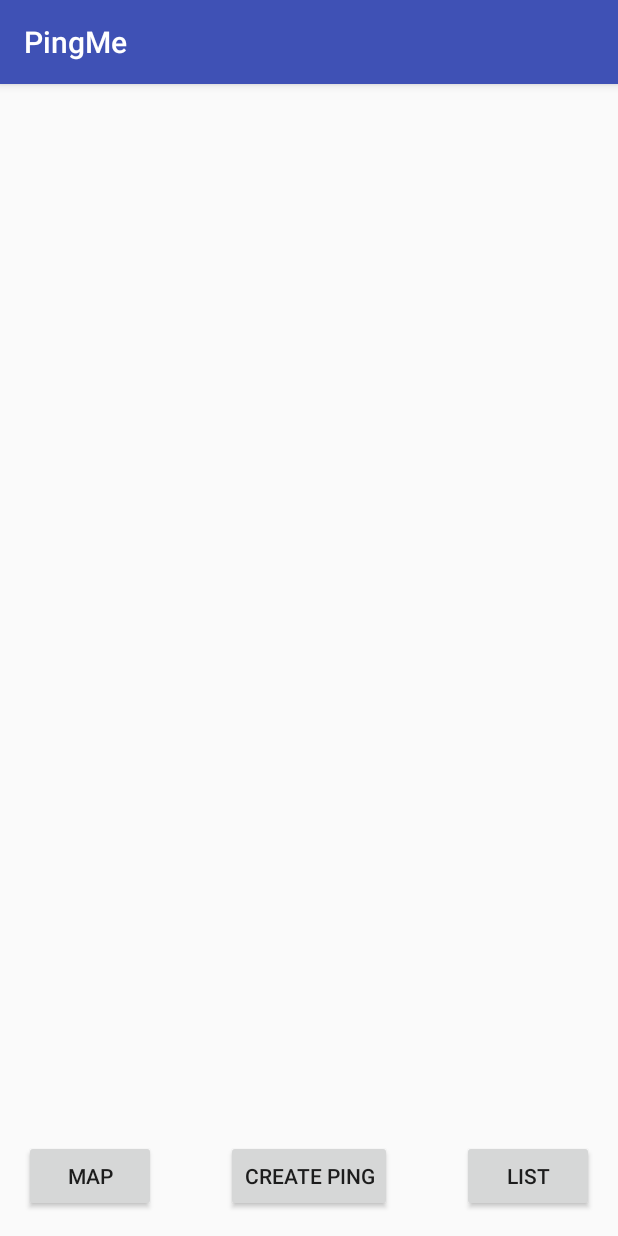
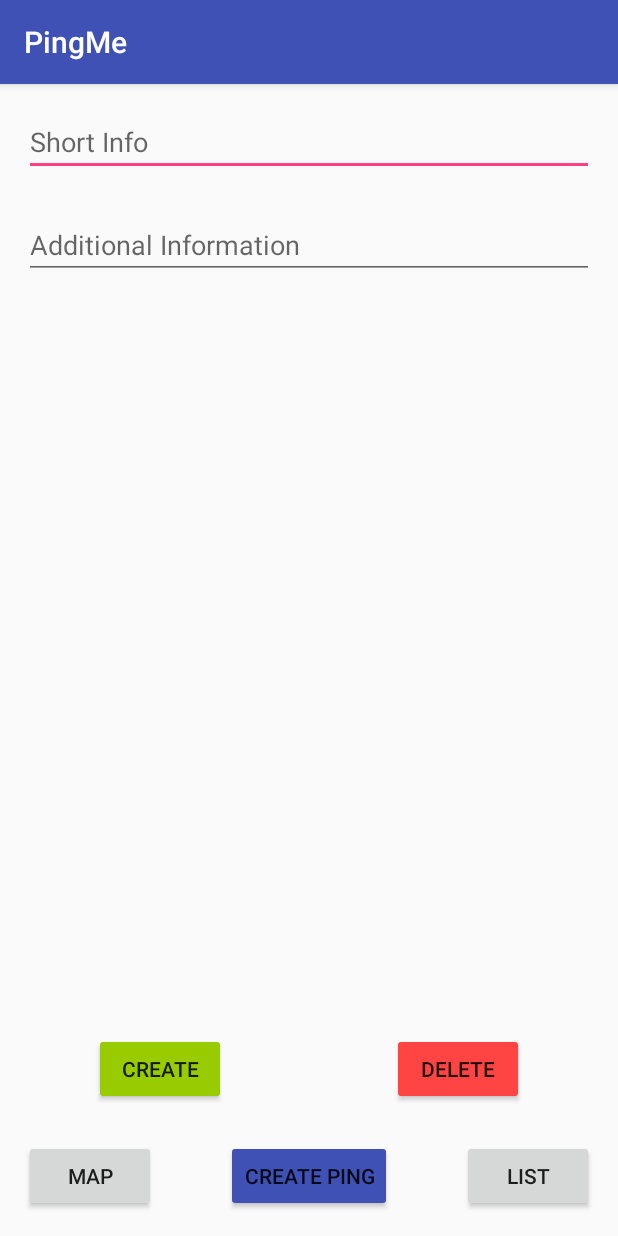
Before and after one commit to sakorkko/ping, an Android app: the ListView screen opened directly, with no data from a screen before it, after a tap on "CREATE PING", on a phone screen of 412 x 824 dp. Run offline under Robolectric (Android 15) with nearby library versions, the light colour scheme and no system bars.

Commit message:
create ping and color buttons on pages

```diff
--- a/PingMe/app/src/main/AndroidManifest.xml
+++ b/PingMe/app/src/main/AndroidManifest.xml
@@ -22,7 +22,7 @@
                 <category android:name="android.intent.category.LAUNCHER" />
             </intent-filter>
         </activity>
-        <activity android:name=".ListView"></activity>
+        <activity android:name=".ListView" />
 
         <!--
              The API key for Google Maps-based APIs is defined as a string resource.
@@ -38,9 +38,8 @@
 
         <activity
             android:name=".MapsActivity"
-            android:label="@string/title_activity_maps">
-        </activity>
-
+            android:label="@string/title_activity_maps"></activity>
+        <activity android:name=".CreatePing"></activity>
     </application>
 
 </manifest>
--- /dev/null
+++ b/PingMe/app/src/main/java/com/example/pingme/CreatePing.java
@@ -0,0 +1,19 @@
+package com.example.pingme;
+
+import android.content.Intent;
+import android.support.v7.app.AppCompatActivity;
+import android.os.Bundle;
+import android.view.View;
+
+public class CreatePing extends AppCompatActivity {
+
+    @Override
+    protected void onCreate(Bundle savedInstanceState) {
+        super.onCreate(savedInstanceState);
+        setContentView(R.layout.activity_create_ping);
+    }
+
+    public void openStart(View v){ startActivity(new Intent(CreatePing.this, StartPage.class)); }
+    public void openList(View v){startActivity(new Intent(CreatePing.this, ListView.class));
+    }
+}
--- a/PingMe/app/src/main/java/com/example/pingme/ListView.java
+++ b/PingMe/app/src/main/java/com/example/pingme/ListView.java
@@ -13,6 +13,6 @@ public class ListView extends AppCompatActivity {
         setContentView(R.layout.activity_list_view);
     }
 
-    public void openMap(View v) { startActivity(new Intent(ListView.this, MapsActivity.class)); }
+    public void openCreate(View v) { startActivity(new Intent(ListView.this, CreatePing.class)); }
     public void openStart(View v) { startActivity(new Intent(ListView.this, StartPage.class)); }
 }
--- a/PingMe/app/src/main/java/com/example/pingme/StartPage.java
+++ b/PingMe/app/src/main/java/com/example/pingme/StartPage.java
@@ -16,6 +16,6 @@ public class StartPage extends AppCompatActivity {
     public void openList(View v){
         startActivity(new Intent(StartPage.this, ListView.class));
     }
-    public void openMap(View v) { startActivity(new Intent(StartPage.this, MapsActivity.class)); }
+    public void openCreate(View v) { startActivity(new Intent(StartPage.this, CreatePing.class)); }
 
 }
--- /dev/null
+++ b/PingMe/app/src/main/res/layout/activity_create_ping.xml
@@ -0,0 +1,81 @@
+<?xml version="1.0" encoding="utf-8"?>
+<RelativeLayout
+    xmlns:android="http://schemas.android.com/apk/res/android"
+    xmlns:tools="http://schemas.android.com/tools"
+    android:id="@+id/activity_create_ping"
+    android:layout_width="match_parent"
+    android:layout_height="match_parent"
+    android:paddingBottom="@dimen/activity_vertical_margin"
+    android:paddingLeft="@dimen/activity_horizontal_margin"
+    android:paddingRight="@dimen/activity_horizontal_margin"
+    android:paddingTop="@dimen/activity_vertical_margin"
+    tools:context="com.example.pingme.CreatePing">
+
+    <Button
+        android:text="List"
+        android:layout_width="wrap_content"
+        android:layout_height="wrap_content"
+        android:layout_alignParentBottom="true"
+        android:layout_alignParentEnd="true"
+        android:id="@+id/button3"
+        android:onClick="openList"/>
+
+    <Button
+        android:text="Create Ping"
+        android:layout_width="wrap_content"
+        android:layout_height="wrap_content"
+        android:id="@+id/button2"
+        android:layout_alignParentBottom="true"
+        android:layout_centerHorizontal="true"
+        android:backgroundTint="@color/colorPrimary" />
+
+    <Button
+        android:text="Map"
+        android:layout_width="wrap_content"
+        android:layout_height="wrap_content"
+        android:id="@+id/button7"
+        android:layout_alignParentBottom="true"
+        android:layout_alignParentStart="true"
+        android:onClick="openStart"/>
+
+    <EditText
+        android:layout_width="match_parent"
+        android:layout_height="wrap_content"
+        android:inputType="textPersonName"
+        android:ems="10"
+        android:id="@+id/editText"
+        android:hint="Short Info"
+        android:layout_alignParentTop="true"
+        android:layout_alignParentStart="true" />
+
+    <EditText
+        android:layout_width="match_parent"
+        android:layout_height="wrap_content"
+        android:inputType="textPersonName"
+        android:ems="10"
+        android:layout_marginTop="23dp"
+        android:id="@+id/editText3"
+        android:hint="Additional Information"
+        android:layout_below="@+id/editText"
+        android:layout_alignParentStart="true" />
+
+    <Button
+        android:text="Delete"
+        android:layout_width="wrap_content"
+        android:layout_height="wrap_content"
+        android:layout_alignTop="@+id/button4"
+        android:layout_toEndOf="@+id/button2"
+        android:id="@+id/button5"
+        android:backgroundTint="@android:color/holo_red_light" />
+
+    <Button
+        android:text="Create"
+        android:layout_width="wrap_content"
+        android:layout_height="wrap_content"
+        android:layout_marginBottom="23dp"
+        android:id="@+id/button4"
+        android:backgroundTint="@android:color/holo_green_light"
+        android:layout_above="@+id/button2"
+        android:layout_toStartOf="@+id/button2" />
+
+</RelativeLayout>
--- a/PingMe/app/src/main/res/layout/activity_list_view.xml
+++ b/PingMe/app/src/main/res/layout/activity_list_view.xml
@@ -12,21 +12,13 @@
     tools:context="com.example.pingme.ListView">
 
     <Button
-        android:text="List"
-        android:layout_width="wrap_content"
-        android:layout_height="wrap_content"
-        android:layout_alignParentBottom="true"
-        android:layout_alignParentEnd="true"
-        android:id="@+id/button3" />
-
-    <Button
         android:text="Create Ping"
         android:layout_width="wrap_content"
         android:layout_height="wrap_content"
         android:id="@+id/button2"
         android:layout_alignParentBottom="true"
         android:layout_centerHorizontal="true"
-        android:onClick="openStart"/>
+        android:onClick="openCreate"/>
 
     <Button
         android:text="Map"
@@ -35,6 +27,15 @@
         android:id="@+id/button7"
         android:layout_alignParentBottom="true"
         android:layout_alignParentStart="true"
-        android:onClick="openMap"/>
+        android:onClick="openStart"/>
+
+    <Button
+        android:text="List"
+        android:layout_width="wrap_content"
+        android:layout_height="wrap_content"
+        android:id="@+id/button3"
+        android:layout_alignParentBottom="true"
+        android:layout_alignParentEnd="true"
+        android:backgroundTint="@color/colorPrimary" />
 
 </RelativeLayout>
--- a/PingMe/app/src/main/res/layout/activity_start_page.xml
+++ b/PingMe/app/src/main/res/layout/activity_start_page.xml
@@ -10,7 +10,6 @@
     android:paddingTop="@dimen/activity_vertical_margin"
     android:paddingBottom="@dimen/activity_vertical_margin"
     tools:context="com.example.pingme.StartPage">
-
 
     <Button
         android:text="List"
@@ -27,7 +26,8 @@
         android:layout_height="wrap_content"
         android:id="@+id/button2"
         android:layout_alignParentBottom="true"
-        android:layout_centerHorizontal="true" />
+        android:layout_centerHorizontal="true"
+        android:onClick="openCreate"/>
 
     <Button
         android:text="Map"
@@ -36,6 +36,6 @@
         android:id="@+id/button7"
         android:layout_alignParentBottom="true"
         android:layout_alignParentStart="true"
-        android:onClick="openMap"/>
+        android:backgroundTint="@color/colorPrimary" />
 
 </RelativeLayout>
--- a/PingMe/app/src/main/res/values/colors.xml
+++ b/PingMe/app/src/main/res/values/colors.xml
@@ -1,6 +1,6 @@
 <?xml version="1.0" encoding="utf-8"?>
 <resources>
-    <color name="colorPrimary">#3F51B5</color>
+    <color name="colorPrimary">#3f51b5</color>
     <color name="colorPrimaryDark">#303F9F</color>
     <color name="colorAccent">#FF4081</color>
 </resources>
```
